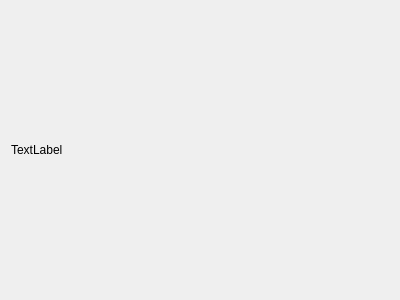
wruwami/TPCAM-M30, file BaseDialog.ui: the form before one commit.
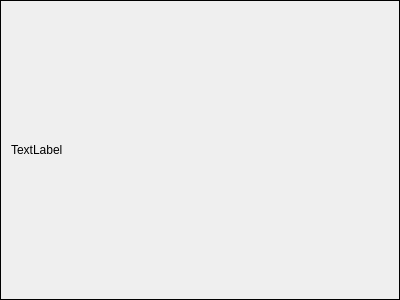
The form after the commit. Custom widgets are drawn as their Qt base class.

The edit to the form file:
```diff
--- a/BaseDialog.ui
+++ b/BaseDialog.ui
@@ -13,6 +13,13 @@
   <property name="windowTitle">
    <string>Dialog</string>
   </property>
+  <property name="styleSheet">
+   <string notr="true">.QDialog{
+    border-color: black;
+	border-width: 1px;
+	border-style: solid;
+}</string>
+  </property>
   <layout class="QVBoxLayout" name="verticalLayout_2">
    <item>
     <layout class="QVBoxLayout" name="verticalLayout">
```
Left out of the diff: 2 changed lines with no effect on the pictures.
